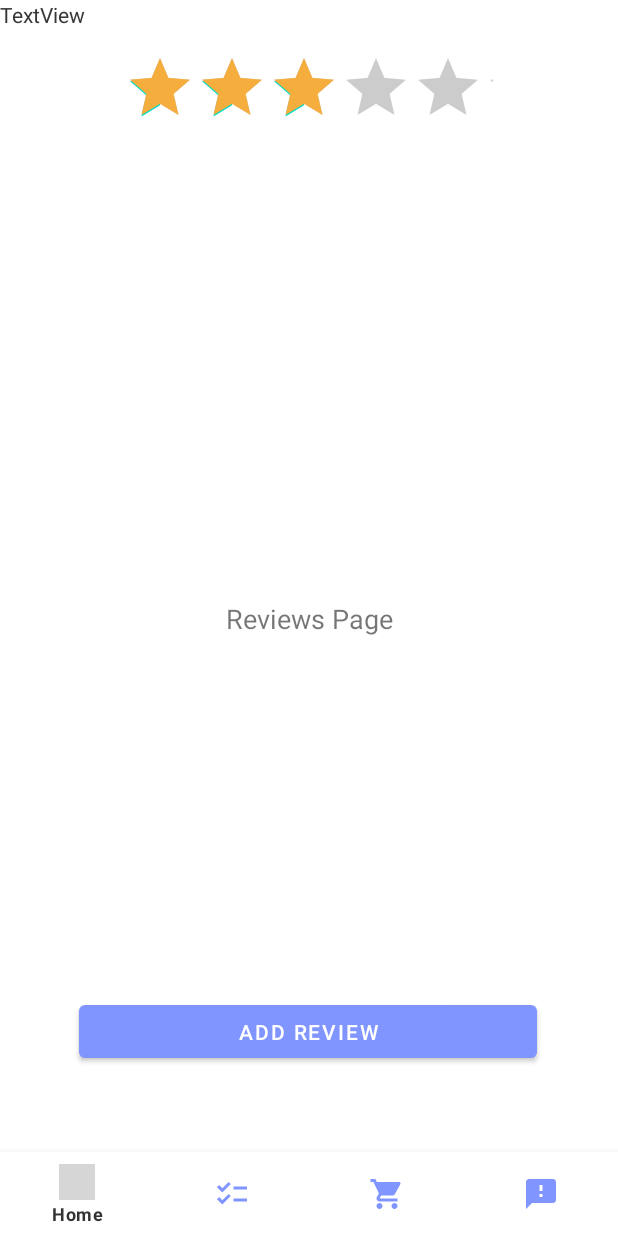
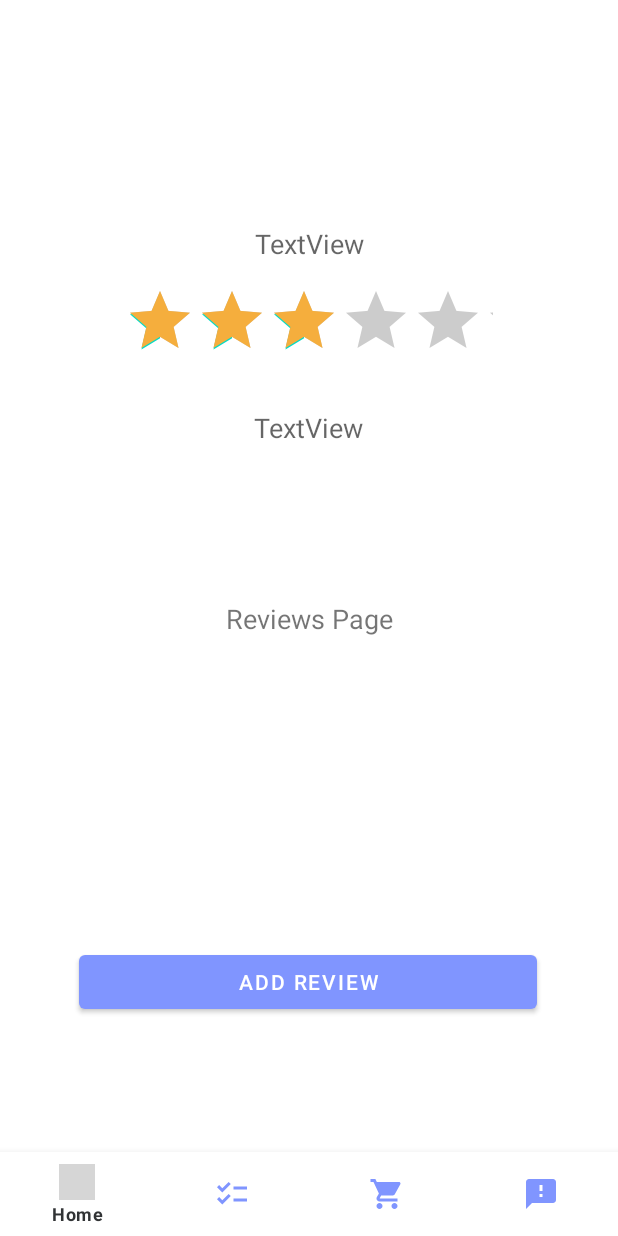
Before and after one commit to SithumKavinda/WellWork, an Android app: the fragment fragment_reviews placed in its activity, on a phone screen of 412 x 824 dp. Run offline under Robolectric (Android 15) with nearby library versions, the phone set to English and light mode, and no system bars; grey boxes are pictures that could not be loaded.

Commit message:
Main page feedback

```diff
--- a/app/build.gradle
+++ b/app/build.gradle
@@ -1,5 +1,6 @@
 plugins {
     id 'com.android.application'
+    id 'com.google.gms.google-services'
 }
 
 android {
@@ -32,6 +33,7 @@ dependencies {
     implementation 'androidx.appcompat:appcompat:1.3.1'
     implementation 'com.google.android.material:material:1.4.0'
     implementation 'androidx.constraintlayout:constraintlayout:2.1.0'
+    implementation 'com.google.firebase:firebase-database:20.0.2'
     testImplementation 'junit:junit:4.+'
     androidTestImplementation 'androidx.test.ext:junit:1.1.3'
     androidTestImplementation 'androidx.test.espresso:espresso-core:3.4.0'
--- a/app/src/main/res/layout/fragment_reviews.xml
+++ b/app/src/main/res/layout/fragment_reviews.xml
@@ -17,12 +17,12 @@
         app:layout_constraintTop_toTopOf="parent" />
 
     <Button
-        android:id="@+id/button"
+        android:id="@+id/buttonAddReview"
         android:layout_width="305dp"
-        android:layout_height="47dp"
+        android:layout_height="48dp"
         android:layout_marginStart="52dp"
         android:layout_marginLeft="52dp"
-        android:layout_marginTop="216dp"
+        android:layout_marginTop="150dp"
         android:layout_marginEnd="54dp"
         android:layout_marginRight="54dp"
         android:layout_marginBottom="90dp"
@@ -33,7 +33,7 @@
         app:layout_constraintTop_toBottomOf="@+id/textView" />
 
     <RatingBar
-        android:id="@+id/ratingBar"
+        android:id="@+id/ratingBarDisplay"
         android:layout_width="246dp"
         android:layout_height="50dp"
         android:layout_marginStart="82dp"
@@ -48,22 +48,41 @@
         android:stepSize="0.5"
         app:layout_constraintEnd_toEndOf="parent"
         app:layout_constraintStart_toStartOf="parent"
-        app:layout_constraintTop_toBottomOf="@+id/textView4" />
+        app:layout_constraintTop_toBottomOf="@+id/textViewAllStr"
+        tools:ignore="SpeakableTextPresentCheck" />
 
     <TextView
-        android:id="@+id/textView4"
+        android:id="@+id/textViewAllStr"
         android:layout_width="wrap_content"
         android:layout_height="wrap_content"
+        android:layout_marginStart="177dp"
+        android:layout_marginLeft="177dp"
+        android:layout_marginTop="150dp"
+        android:layout_marginEnd="177dp"
+        android:layout_marginRight="177dp"
+        android:layout_marginBottom="15dp"
+        android:textAppearance="?android:textAppearanceMedium"
         android:text="TextView"
-        tools:layout_editor_absoluteX="176dp"
-        tools:layout_editor_absoluteY="149dp" />
+        app:layout_constraintBottom_toTopOf="@+id/ratingBarDisplay"
+        app:layout_constraintEnd_toEndOf="parent"
+        app:layout_constraintStart_toStartOf="parent"
+        app:layout_constraintTop_toTopOf="parent" />
 
     <TextView
-        android:id="@+id/textView5"
+        android:id="@+id/textViewAllRvi"
         android:layout_width="wrap_content"
         android:layout_height="wrap_content"
+        android:layout_marginStart="176dp"
+        android:layout_marginLeft="176dp"
+        android:layout_marginTop="15dp"
+        android:layout_marginEnd="177dp"
+        android:layout_marginRight="177dp"
+        android:layout_marginBottom="86dp"
+        android:textAppearance="?android:textAppearanceMedium"
         android:text="TextView"
-        tools:layout_editor_absoluteX="176dp"
-        tools:layout_editor_absoluteY="253dp" />
+        app:layout_constraintBottom_toTopOf="@+id/textView"
+        app:layout_constraintEnd_toEndOf="parent"
+        app:layout_constraintStart_toStartOf="parent"
+        app:layout_constraintTop_toBottomOf="@+id/ratingBarDisplay" />
 
 </androidx.constraintlayout.widget.ConstraintLayout>
--- a/build.gradle
+++ b/build.gradle
@@ -6,6 +6,7 @@ buildscript {
     }
     dependencies {
         classpath "com.android.tools.build:gradle:7.0.1"
+        classpath 'com.google.gms:google-services:4.3.10'
 
         // NOTE: Do not place your application dependencies here; they belong
         // in the individual module build.gradle files
```
